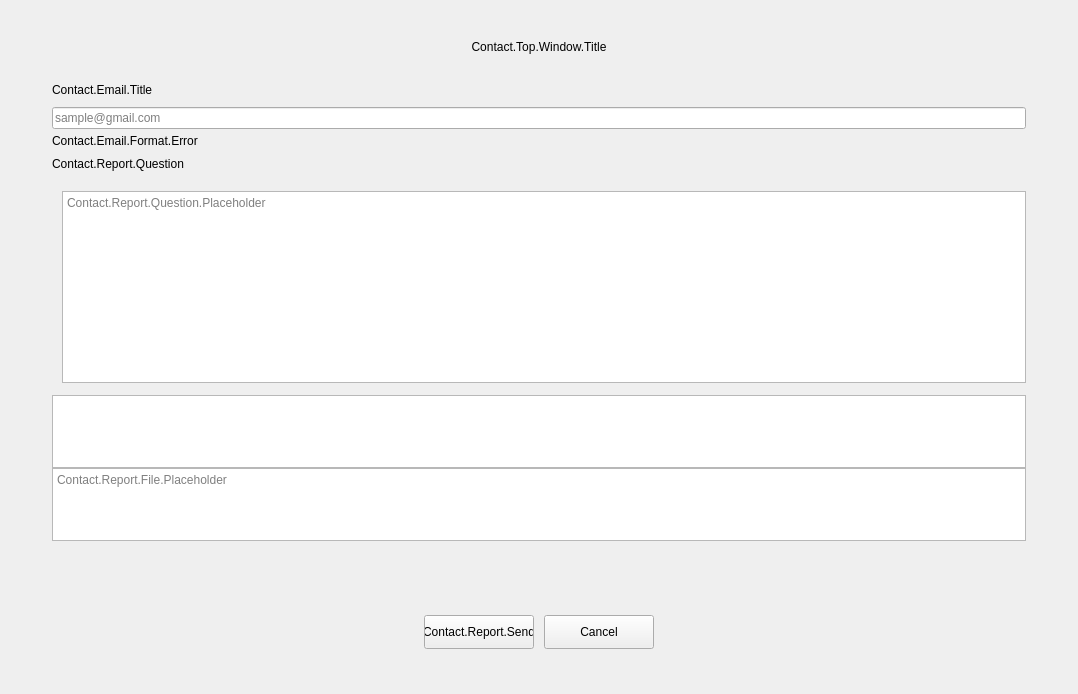
Above: src/prism-live-studio/PRISMLiveStudio/prism-ui/main/PLSContactView.ui from naver/prism-live-studio before the change. Below: the same form after it.
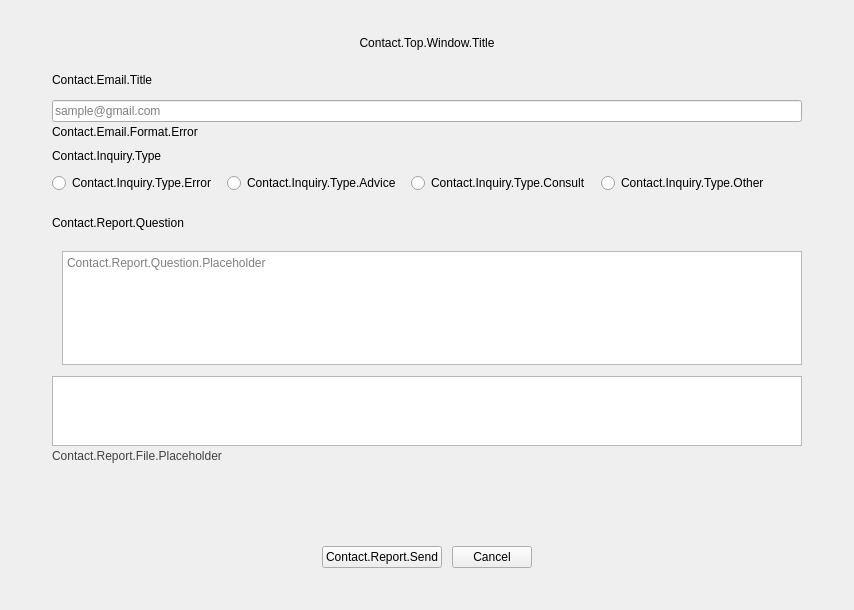
That is the form after the change. Custom widgets are drawn as their Qt base class.

```diff
--- a/src/prism-live-studio/PRISMLiveStudio/prism-ui/main/PLSContactView.ui
+++ b/src/prism-live-studio/PRISMLiveStudio/prism-ui/main/PLSContactView.ui
@@ -6,8 +6,8 @@
    <rect>
     <x>0</x>
     <y>0</y>
-    <width>1078</width>
-    <height>694</height>
+    <width>854</width>
+    <height>610</height>
    </rect>
   </property>
   <property name="windowTitle">
@@ -16,21 +16,21 @@
   <property name="styleSheet">
    <string notr="true"/>
   </property>
-  <layout class="QVBoxLayout" name="verticalLayout">
+  <layout class="QVBoxLayout" name="verticalLayout_3">
    <property name="spacing">
-    <number>0</number>
+    <number>10</number>
    </property>
    <property name="leftMargin">
     <number>52</number>
    </property>
    <property name="topMargin">
-    <number>40</number>
+    <number>36</number>
    </property>
    <property name="rightMargin">
     <number>52</number>
    </property>
    <property name="bottomMargin">
-    <number>45</number>
+    <number>42</number>
    </property>
    <item>
     <widget class="QLabel" name="contactTitleLabel">
@@ -43,7 +43,7 @@
     </widget>
    </item>
    <item>
-    <spacer name="verticalSpacer_6">
+    <spacer name="verticalSpacer_2">
      <property name="orientation">
       <enum>Qt::Vertical</enum>
      </property>
@@ -52,8 +52,8 @@
      </property>
      <property name="sizeHint" stdset="0">
       <size>
-       <width>20</width>
-       <height>23</height>
+       <width>0</width>
+       <height>10</height>
       </size>
      </property>
     </spacer>
@@ -68,9 +68,6 @@
        <property name="text">
         <string>Contact.Email.Title</string>
        </property>
-       <property name="alignment">
-        <set>Qt::AlignBottom|Qt::AlignLeading|Qt::AlignLeft</set>
-       </property>
       </widget>
      </item>
      <item>
@@ -91,29 +88,15 @@
        <property name="text">
         <string/>
        </property>
-       <property name="alignment">
-        <set>Qt::AlignBottom|Qt::AlignRight|Qt::AlignTrailing</set>
-       </property>
       </widget>
      </item>
     </layout>
    </item>
    <item>
-    <spacer name="verticalSpacer_5">
-     <property name="orientation">
-      <enum>Qt::Vertical</enum>
+    <layout class="QVBoxLayout" name="verticalLayout">
+     <property name="spacing">
+      <number>3</number>
      </property>
-     <property name="sizeType">
-      <enum>QSizePolicy::Fixed</enum>
-     </property>
-     <property name="sizeHint" stdset="0">
-      <size>
-       <width>20</width>
-       <height>10</height>
-      </size>
-     </property>
-    </spacer>
-   </item>
    <item>
     <widget class="PLSLineEdit" name="emailLineEdit">
      <property name="placeholderText">
@@ -122,24 +105,6 @@
     </widget>
    </item>
    <item>
-    <spacer name="verticalSpacer_7">
-     <property name="orientation">
-      <enum>Qt::Vertical</enum>
-     </property>
-     <property name="sizeType">
-      <enum>QSizePolicy::Fixed</enum>
-     </property>
-     <property name="sizeHint" stdset="0">
-      <size>
-       <width>20</width>
-       <height>5</height>
-      </size>
-     </property>
-    </spacer>
-   </item>
-   <item>
-    <layout class="QHBoxLayout" name="horizontalLayout_5">
-     <item>
       <widget class="QLabel" name="emailTipLabel">
        <property name="text">
         <string>Contact.Email.Format.Error</string>
@@ -149,7 +114,59 @@
     </layout>
    </item>
    <item>
-    <spacer name="verticalSpacer_8">
+    <widget class="QLabel" name="labelType">
+     <property name="text">
+      <string>Contact.Inquiry.Type</string>
+     </property>
+    </widget>
+   </item>
+   <item>
+    <layout class="QHBoxLayout" name="horizontalLayout_3">
+     <item>
+      <widget class="PLSRadioButton" name="radioButtonTypeError">
+       <property name="text">
+        <string>Contact.Inquiry.Type.Error</string>
+       </property>
+      </widget>
+     </item>
+     <item>
+      <widget class="PLSRadioButton" name="radioButtonTypeAdvice">
+       <property name="text">
+        <string>Contact.Inquiry.Type.Advice</string>
+       </property>
+      </widget>
+     </item>
+     <item>
+      <widget class="PLSRadioButton" name="radioButtonTypeConsult">
+       <property name="text">
+        <string>Contact.Inquiry.Type.Consult</string>
+       </property>
+      </widget>
+     </item>
+     <item>
+      <widget class="PLSRadioButton" name="radioButtonTypeOther">
+       <property name="text">
+        <string>Contact.Inquiry.Type.Other</string>
+       </property>
+      </widget>
+     </item>
+     <item>
+      <spacer name="horizontalSpacer_2">
+       <property name="orientation">
+        <enum>Qt::Horizontal</enum>
+       </property>
+       <property name="sizeHint" stdset="0">
+        <size>
+         <width>40</width>
+         <height>20</height>
+        </size>
+       </property>
+      </spacer>
+     </item>
+    </layout>
+   </item>
+   <item>
+    <spacer name="verticalSpacer">
      <property name="orientation">
       <enum>Qt::Vertical</enum>
      </property>
@@ -158,8 +175,8 @@
      </property>
      <property name="sizeHint" stdset="0">
       <size>
-       <width>20</width>
-       <height>5</height>
+       <width>0</width>
+       <height>10</height>
       </size>
      </property>
     </spacer>
@@ -167,7 +184,7 @@
    <item>
     <layout class="QHBoxLayout" name="horizontalLayout_4">
      <property name="spacing">
-      <number>0</number>
+      <number>8</number>
      </property>
      <item>
       <widget class="QLabel" name="inquiryLabel">
@@ -179,22 +196,6 @@
        </property>
       </widget>
      </item>
-     <item>
-      <spacer name="horizontalSpacer_5">
-       <property name="orientation">
-        <enum>Qt::Horizontal</enum>
-       </property>
-       <property name="sizeType">
-        <enum>QSizePolicy::Fixed</enum>
-       </property>
-       <property name="sizeHint" stdset="0">
-        <size>
-         <width>8</width>
-         <height>20</height>
-        </size>
-       </property>
-      </spacer>
-     </item>
      <item>
       <widget class="PLSFileButton" name="fileButton">
        <property name="sizePolicy">
@@ -233,23 +234,18 @@
     </layout>
    </item>
    <item>
-    <spacer name="verticalSpacer_9">
-     <property name="orientation">
-      <enum>Qt::Vertical</enum>
+    <layout class="QVBoxLayout" name="verticalLayout_2">
+     <property name="spacing">
+      <number>3</number>
      </property>
-     <property name="sizeType">
-      <enum>QSizePolicy::Fixed</enum>
-     </property>
-     <property name="sizeHint" stdset="0">
-      <size>
-       <width>20</width>
-       <height>8</height>
-      </size>
-     </property>
-    </spacer>
-   </item>
    <item>
     <widget class="QWidget" name="textBackWidget" native="true">
+       <property name="sizePolicy">
+        <sizepolicy hsizetype="Preferred" vsizetype="Expanding">
+         <horstretch>0</horstretch>
+         <verstretch>0</verstretch>
+        </sizepolicy>
+       </property>
      <layout class="QHBoxLayout" name="horizontalLayout_12">
       <property name="spacing">
        <number>0</number>
@@ -279,22 +275,6 @@
      </layout>
     </widget>
    </item>
-   <item>
-    <spacer name="verticalSpacer">
-     <property name="orientation">
-      <enum>Qt::Vertical</enum>
-     </property>
-     <property name="sizeType">
-      <enum>QSizePolicy::Fixed</enum>
-     </property>
-     <property name="sizeHint" stdset="0">
-      <size>
-       <width>20</width>
-       <height>4</height>
-      </size>
-     </property>
-    </spacer>
-   </item>
    <item>
     <widget class="QListWidget" name="tagListWidget">
      <property name="sizePolicy">
@@ -306,13 +286,13 @@
      <property name="minimumSize">
       <size>
        <width>0</width>
-       <height>73</height>
+         <height>70</height>
       </size>
      </property>
      <property name="maximumSize">
       <size>
        <width>16777215</width>
-       <height>73</height>
+         <height>70</height>
       </size>
      </property>
      <property name="verticalScrollBarPolicy">
@@ -339,75 +319,30 @@
     </widget>
    </item>
    <item>
-    <spacer name="verticalSpacer_2">
-     <property name="orientation">
-      <enum>Qt::Vertical</enum>
-     </property>
-     <property name="sizeType">
-      <enum>QSizePolicy::Fixed</enum>
-     </property>
-     <property name="sizeHint" stdset="0">
-      <size>
-       <width>20</width>
-       <height>0</height>
-      </size>
-     </property>
-    </spacer>
-   </item>
-   <item>
-    <widget class="PLSTextEdit" name="tagTextEdit">
-     <property name="sizePolicy">
-      <sizepolicy hsizetype="Expanding" vsizetype="Fixed">
-       <horstretch>0</horstretch>
-       <verstretch>0</verstretch>
-      </sizepolicy>
-     </property>
+      <widget class="QLabel" name="tagTextEdit">
      <property name="minimumSize">
       <size>
        <width>0</width>
-       <height>73</height>
+         <height>70</height>
       </size>
      </property>
      <property name="maximumSize">
       <size>
        <width>16777215</width>
-       <height>73</height>
-      </size>
-     </property>
-     <property name="readOnly">
-      <bool>true</bool>
-     </property>
-     <property name="html">
-      <string notr="true">&lt;!DOCTYPE HTML PUBLIC &quot;-//W3C//DTD HTML 4.0//EN&quot; &quot;http://www.w3.org/TR/REC-html40/strict.dtd&quot;&gt;
-&lt;html&gt;&lt;head&gt;&lt;meta name=&quot;qrichtext&quot; content=&quot;1&quot; /&gt;&lt;meta charset=&quot;utf-8&quot; /&gt;&lt;style type=&quot;text/css&quot;&gt;
-p, li { white-space: pre-wrap; }
-hr { height: 1px; border-width: 0; }
-li.unchecked::marker { content: &quot;\2610&quot;; }
-li.checked::marker { content: &quot;\2612&quot;; }
-&lt;/style&gt;&lt;/head&gt;&lt;body style=&quot; font-family:'Microsoft YaHei UI'; font-size:9pt; font-weight:400; font-style:normal;&quot;&gt;
-&lt;p style=&quot;-qt-paragraph-type:empty; margin-top:0px; margin-bottom:0px; margin-left:0px; margin-right:0px; -qt-block-indent:0; text-indent:0px;&quot;&gt;&lt;br /&gt;&lt;/p&gt;&lt;/body&gt;&lt;/html&gt;</string>
-     </property>
-     <property name="placeholderText">
+         <height>70</height>
+        </size>
+       </property>
+       <property name="styleSheet">
+        <string notr="true">color: #424242;</string>
+       </property>
+       <property name="text">
       <string>Contact.Report.File.Placeholder</string>
      </property>
-    </widget>
-   </item>
-   <item>
-    <spacer name="verticalSpacer_3">
-     <property name="orientation">
-      <enum>Qt::Vertical</enum>
-     </property>
-     <property name="sizeType">
-      <enum>QSizePolicy::Fixed</enum>
-     </property>
-     <property name="sizeHint" stdset="0">
-      <size>
-       <width>0</width>
-       <height>5</height>
-      </size>
-     </property>
-    </spacer>
-   </item>
+       <property name="alignment">
+        <set>Qt::AlignLeading|Qt::AlignLeft|Qt::AlignTop</set>
+       </property>
+      </widget>
+     </item>
    <item>
     <widget class="QLabel" name="inquryTipLabel">
      <property name="text">
@@ -415,18 +350,7 @@
      </property>
     </widget>
    </item>
-   <item>
-    <spacer name="verticalSpacer_10">
-     <property name="orientation">
-      <enum>Qt::Vertical</enum>
-     </property>
-     <property name="sizeHint" stdset="0">
-      <size>
-       <width>0</width>
-       <height>0</height>
-      </size>
-     </property>
-    </spacer>
+    </layout>
    </item>
    <item>
     <layout class="QHBoxLayout" name="horizontalLayout">
@@ -454,18 +378,6 @@
          <verstretch>0</verstretch>
         </sizepolicy>
        </property>
-       <property name="minimumSize">
-        <size>
-         <width>110</width>
-         <height>34</height>
-        </size>
-       </property>
-       <property name="maximumSize">
-        <size>
-         <width>110</width>
-         <height>34</height>
-        </size>
-       </property>
        <property name="text">
         <string>Contact.Report.Send</string>
        </property>
@@ -479,18 +391,6 @@
          <verstretch>0</verstretch>
         </sizepolicy>
        </property>
-       <property name="minimumSize">
-        <size>
-         <width>110</width>
-         <height>34</height>
-        </size>
-       </property>
-       <property name="maximumSize">
-        <size>
-         <width>110</width>
-         <height>34</height>
-        </size>
-       </property>
        <property name="text">
         <string>Cancel</string>
        </property>
@@ -529,6 +429,11 @@
    <extends>QTextEdit</extends>
    <header location="global">PLSEdit.h</header>
   </customwidget>
+  <customwidget>
+   <class>PLSRadioButton</class>
+   <extends>QRadioButton</extends>
+   <header>PLSRadioButton.h</header>
+  </customwidget>
  </customwidgets>
  <resources/>
  <connections/>
```
Left out of the diff: 2 changed lines with no effect on the pictures. Lines whose indentation alone changed are shown as unchanged.
